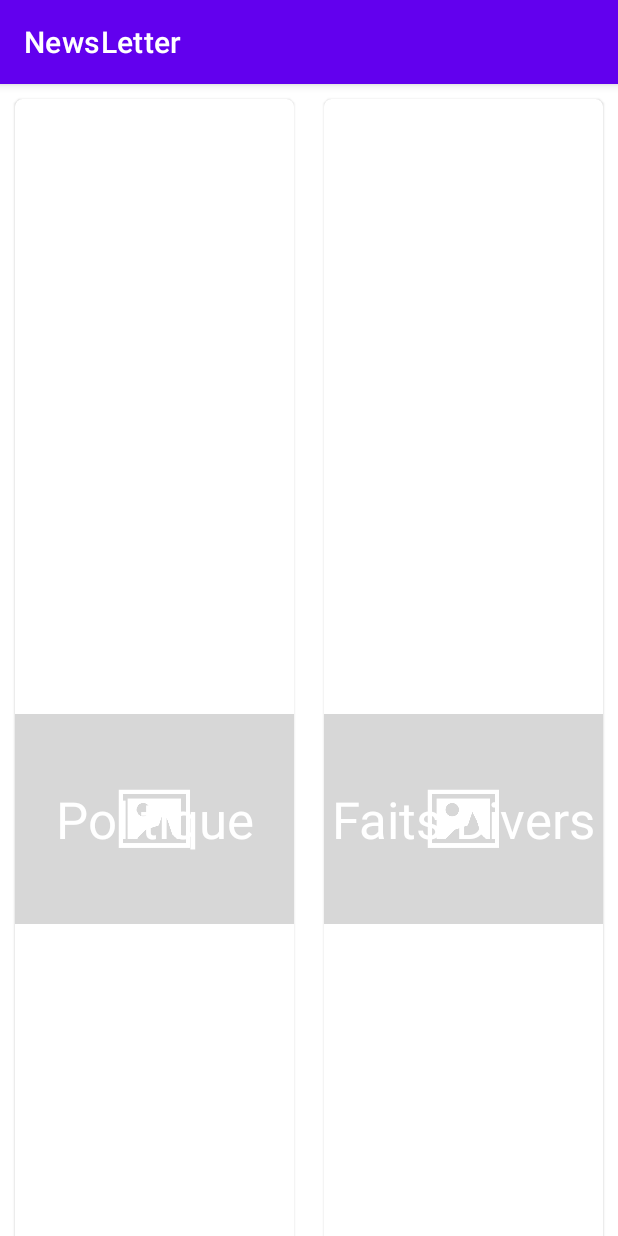
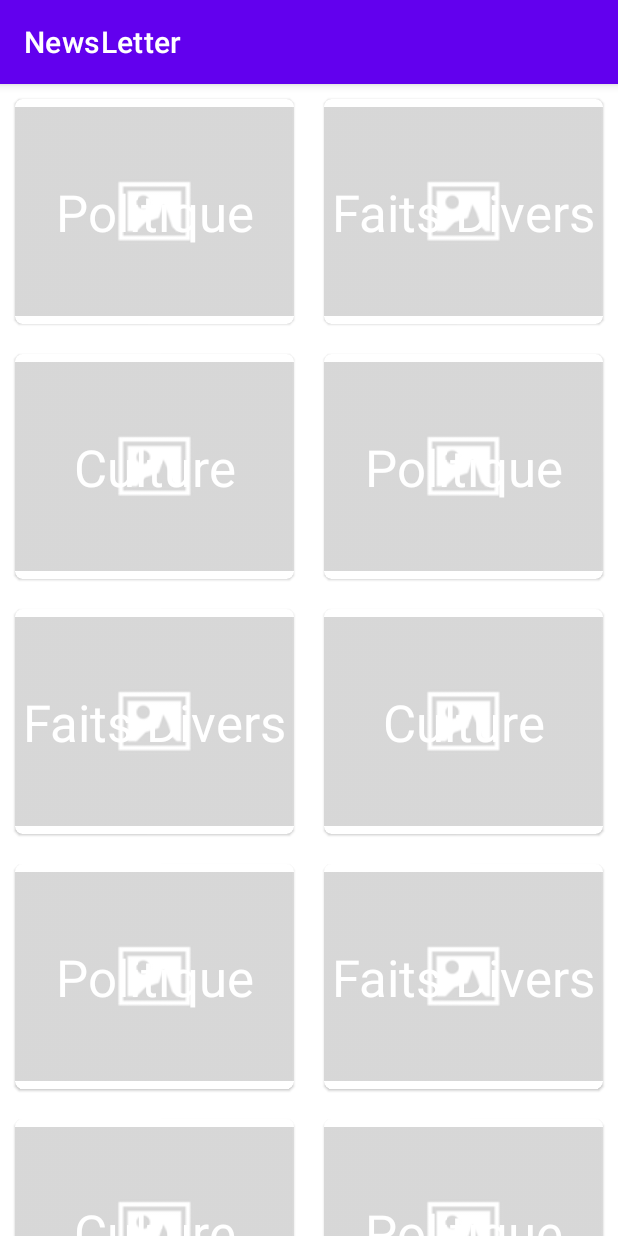
Before and after one commit to Ainorte/TP-Android-Bourek-Poitevin, an Android app: the screen it shows after launch (MainActivity), on a phone screen of 412 x 824 dp. Run offline under Robolectric (Android 15) with nearby library versions, the phone set to English and light mode, and no system bars; pictures from the network do not load.

Commit message:
patch newsletter

```diff
--- a/newsletter/build.gradle
+++ b/newsletter/build.gradle
@@ -36,7 +36,6 @@ android {
 }
 
 dependencies {
-
     implementation "org.jetbrains.kotlin:kotlin-stdlib:$kotlin_version"
     implementation 'androidx.core:core-ktx:1.3.2'
     implementation 'androidx.appcompat:appcompat:1.2.0'
@@ -49,6 +48,10 @@ dependencies {
     implementation 'androidx.lifecycle:lifecycle-viewmodel-ktx:2.2.0'
     implementation 'androidx.recyclerview:recyclerview:1.2.0-alpha06'
     implementation 'com.github.bumptech.glide:glide:4.11.0'
+    implementation "com.squareup.retrofit2:retrofit:2.6.0"
+    implementation "com.squareup.okhttp3:okhttp:3.12.0"
+    implementation 'com.google.code.gson:gson:2.8.5'
+    implementation 'com.squareup.retrofit2:converter-gson:2.4.0'
     annotationProcessor 'com.github.bumptech.glide:compiler:4.11.0'
     testImplementation 'junit:junit:4.13.1'
     androidTestImplementation 'androidx.test.ext:junit:1.1.2'
--- a/newsletter/src/main/java/com/mbds/newsletter/adapters/CategoryAdapter.kt
+++ b/newsletter/src/main/java/com/mbds/newsletter/adapters/CategoryAdapter.kt
@@ -18,9 +18,9 @@ class CategoryAdapter (private val dataset: List<Category>)
             val catImg = root.findViewById<ImageView>(R.id.category_image)
             val catName = root.findViewById<TextView>(R.id.category_name)
             Glide.with(root)
-                .load(item.image)
+                .load("${item.image}?test=${System.currentTimeMillis()}")
+                .fitCenter()
                 .placeholder(R.drawable.placeholder)
-                .fitCenter()
                 .into(catImg)
             catName.text = item.name
         }
--- a/newsletter/src/main/java/com/mbds/newsletter/fragments/CategoriesFragment.kt
+++ b/newsletter/src/main/java/com/mbds/newsletter/fragments/CategoriesFragment.kt
@@ -42,6 +42,7 @@ class CategoriesFragment: Fragment() {
 
         val categoriesAdapter = CategoryAdapter(categories)
         recyclerView.layoutManager = GridLayoutManager(view.context, 2)
+        recyclerView.hasFixedSize()
         recyclerView.adapter = categoriesAdapter
     }
 }
--- a/newsletter/src/main/res/layout/category_item.xml
+++ b/newsletter/src/main/res/layout/category_item.xml
@@ -1,24 +1,24 @@
 <?xml version="1.0" encoding="utf-8"?>
 <com.google.android.material.card.MaterialCardView
     xmlns:android="http://schemas.android.com/apk/res/android"
-    android:layout_width="wrap_content"
+    android:layout_width="match_parent"
     android:layout_height="wrap_content"
     xmlns:app="http://schemas.android.com/apk/res-auto"
     xmlns:tools="http://schemas.android.com/tools"
     app:cardCornerRadius="5dp"
+    android:padding="5dp"
     android:layout_margin="10dp">
 
     <androidx.constraintlayout.widget.ConstraintLayout
         android:layout_width="match_parent"
-        android:layout_height="wrap_content">
+        android:layout_height="match_parent">
         <androidx.appcompat.widget.AppCompatImageView
             android:layout_width="match_parent"
-            android:layout_height="wrap_content"
+            android:layout_height="match_parent"
             app:layout_constraintStart_toStartOf="parent"
             app:layout_constraintEnd_toEndOf="parent"
             app:layout_constraintTop_toTopOf="parent"
-            app:layout_constraintBottom_toBottomOf="parent"
-            android:src="@drawable/ic_launcher_background"
+            android:src="@drawable/placeholder"
             android:maxHeight="50dp"
             android:id="@+id/category_image" />
         <com.google.android.material.textview.MaterialTextView
```
Also changed, not shown: newsletter/src/main/res/drawable/placeholder.png.
